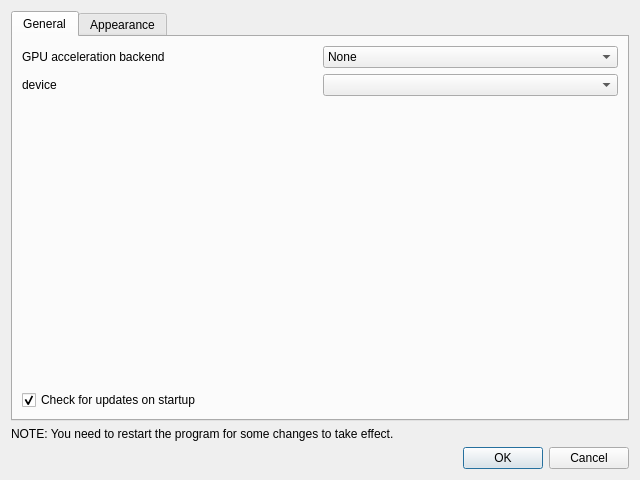
Before: the Qt Designer form src/redmost/ui/settings_dialog.ui in mauritiusdadd/redmost, drawn with Qt 5.
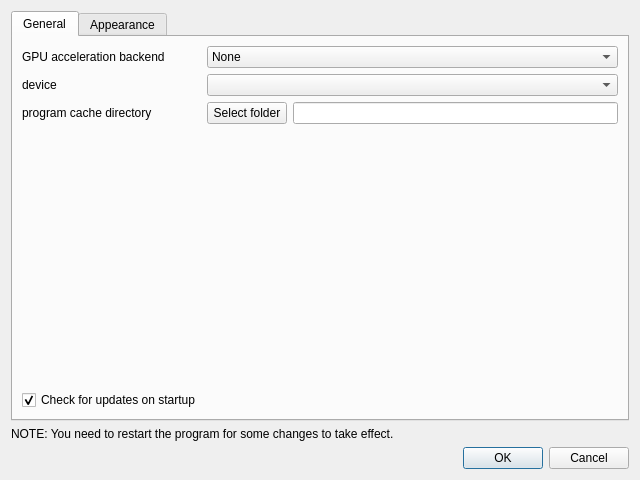
After: the same form once the commit is applied. The open tabs and pages were chosen to show the change.

Commit message: Pre-compute and cache continuum subtracted templates

What changed in the file:
```diff
--- a/src/redmost/ui/settings_dialog.ui
+++ b/src/redmost/ui/settings_dialog.ui
@@ -30,28 +30,13 @@
        <string>General</string>
       </attribute>
       <layout class="QGridLayout" name="gridLayout_2">
-       <item row="2" column="1">
-        <widget class="QComboBox" name="gpu_backend_combo_box">
-         <item>
-          <property name="text">
-           <string>None</string>
-          </property>
-         </item>
-         <item>
-          <property name="text">
-           <string>Tensorflow</string>
-          </property>
-         </item>
-         <item>
-          <property name="text">
-           <string>PyTorch</string>
-          </property>
-         </item>
+       <item row="4" column="0">
+        <widget class="QLabel" name="label_6">
+         <property name="text">
+          <string>program cache directory</string>
+         </property>
         </widget>
        </item>
-       <item row="3" column="1">
-        <widget class="QComboBox" name="gpu_device_combo_box"/>
-       </item>
        <item row="2" column="0">
         <widget class="QLabel" name="label_4">
          <property name="text">
@@ -59,24 +44,10 @@
          </property>
         </widget>
        </item>
+       <item row="4" column="2">
+        <widget class="QLineEdit" name="select_cache_dir_lineedit"/>
+       </item>
        <item row="5" column="0">
-        <widget class="QCheckBox" name="update_check_box">
-         <property name="text">
-          <string>Check for updates on startup</string>
-         </property>
-         <property name="checked">
-          <bool>true</bool>
-         </property>
-        </widget>
-       </item>
-       <item row="3" column="0">
-        <widget class="QLabel" name="label_5">
-         <property name="text">
-          <string>device</string>
-         </property>
-        </widget>
-       </item>
-       <item row="4" column="0">
         <spacer name="verticalSpacer_2">
          <property name="orientation">
           <enum>Qt::Orientation::Vertical</enum>
@@ -89,6 +60,52 @@
          </property>
         </spacer>
        </item>
+       <item row="6" column="0">
+        <widget class="QCheckBox" name="update_check_box">
+         <property name="text">
+          <string>Check for updates on startup</string>
+         </property>
+         <property name="checked">
+          <bool>true</bool>
+         </property>
+        </widget>
+       </item>
+       <item row="3" column="0">
+        <widget class="QLabel" name="label_5">
+         <property name="text">
+          <string>device</string>
+         </property>
+        </widget>
+       </item>
+       <item row="4" column="1">
+        <widget class="QPushButton" name="select_cache_dir_button">
+         <property name="text">
+          <string>Select folder</string>
+         </property>
+        </widget>
+       </item>
+       <item row="3" column="1" colspan="2">
+        <widget class="QComboBox" name="gpu_device_combo_box"/>
+       </item>
+       <item row="2" column="1" colspan="2">
+        <widget class="QComboBox" name="gpu_backend_combo_box">
+         <item>
+          <property name="text">
+           <string>None</string>
+          </property>
+         </item>
+         <item>
+          <property name="text">
+           <string>Tensorflow</string>
+          </property>
+         </item>
+         <item>
+          <property name="text">
+           <string>PyTorch</string>
+          </property>
+         </item>
+        </widget>
+       </item>
       </layout>
      </widget>
      <widget class="QWidget" name="tab_appearance">
```
Left out of the diff: 2 changed lines with no effect on the pictures. The commit also changes 3 other files.
